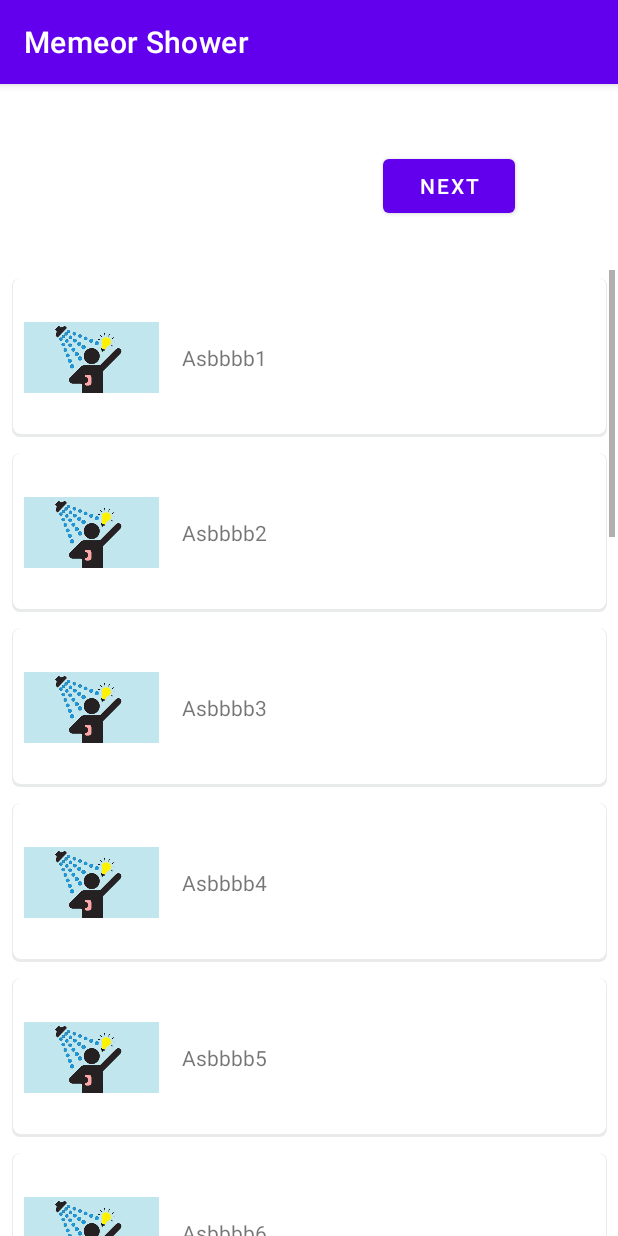
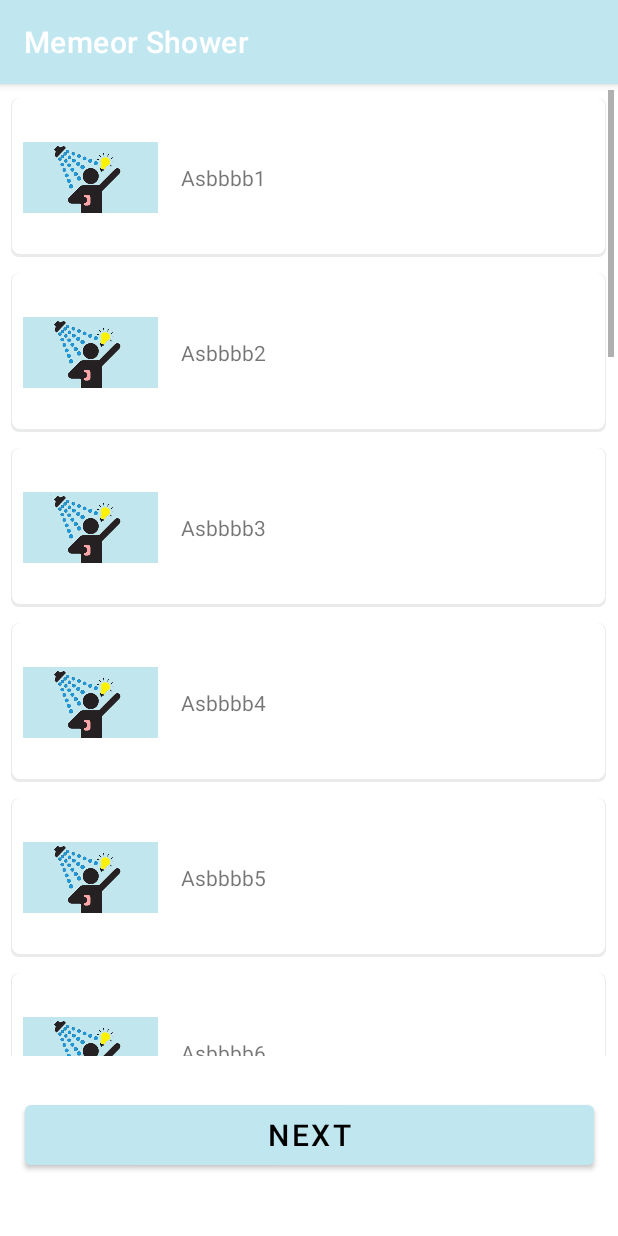
Before and after one commit to ETS-Android2/MemeorShower, an Android app: the TextTemplate screen opened directly, with no data from a screen before it, on a phone screen of 412 x 824 dp. Run offline under Robolectric (Android 15) with nearby library versions, the phone set to English and light mode, and no system bars.

Commit message:
Apply changes in theme

```diff
--- a/app/src/main/res/layout/activity_text_template.xml
+++ b/app/src/main/res/layout/activity_text_template.xml
@@ -13,16 +13,18 @@
             android:layout_width="407dp"
             android:layout_height="644dp"
             android:id="@+id/text_list" app:layout_constraintEnd_toEndOf="parent"
-            app:layout_constraintTop_toTopOf="parent" app:layout_constraintBottom_toBottomOf="parent"
+            app:layout_constraintTop_toTopOf="parent"
             app:layout_constraintStart_toStartOf="parent"
-            tools:itemCount="25" android:scrollbars="vertical" app:layout_constraintVertical_bias="1.0"
-            tools:listitem="@layout/recycler_view_item"/>
+            tools:itemCount="25" android:scrollbars="vertical"
+            tools:listitem="@layout/recycler_view_item" app:layout_constraintHorizontal_bias="0.484"
+            android:layout_marginTop="4dp"/>
     <Button
             android:text="Next"
-            android:layout_width="wrap_content"
-            android:layout_height="wrap_content" android:id="@+id/NextToImageTemplateButton"
-            app:layout_constraintTop_toTopOf="parent"
-            app:layout_constraintBottom_toTopOf="@+id/text_list" app:layout_constraintStart_toStartOf="parent"
-            app:layout_constraintEnd_toEndOf="parent" app:layout_constraintHorizontal_bias="0.789"
-            app:layout_constraintVertical_bias="0.579"/>
+            android:layout_width="379dp"
+            android:layout_marginBottom="15dp"
+            android:layout_height="52dp" android:id="@+id/NextToImageTemplateButton"
+            app:layout_constraintTop_toBottomOf="@+id/text_list"
+            app:layout_constraintBottom_toBottomOf="parent" app:layout_constraintEnd_toEndOf="parent"
+            app:layout_constraintStart_toStartOf="parent" app:backgroundTint="#C0E6EF" app:iconTint="#0B0A0A"
+            android:textColor="#000000" android:textSize="20sp"/>
 </androidx.constraintlayout.widget.ConstraintLayout>
--- a/app/src/main/res/values/themes.xml
+++ b/app/src/main/res/values/themes.xml
@@ -2,8 +2,8 @@
     <!-- Base application theme. -->
     <style name="Theme.MemeorShower" parent="Theme.MaterialComponents.DayNight.DarkActionBar">
         <!-- Primary brand color. -->
-        <item name="colorPrimary">@color/purple_500</item>
-        <item name="colorPrimaryVariant">@color/purple_700</item>
+        <item name="colorPrimary">#C0E6EF</item>
+        <item name="colorPrimaryVariant">#FFA5A7</item>
         <item name="colorOnPrimary">@color/white</item>
         <!-- Secondary brand color. -->
         <item name="colorSecondary">@color/teal_200</item>
```
